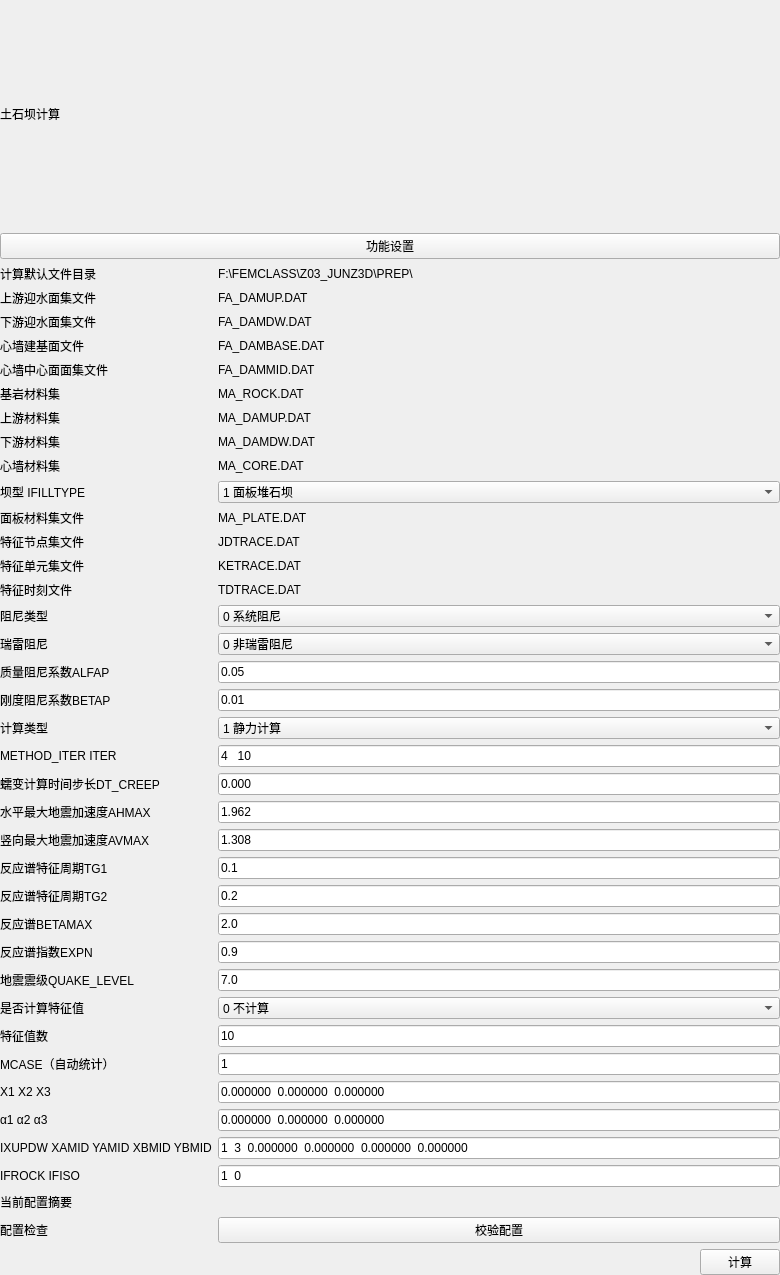
The window that plugins/Base_Slover/DamAnalysisWidget.ui (asd977/base_cae) describes before a commit, drawn with Qt 5.
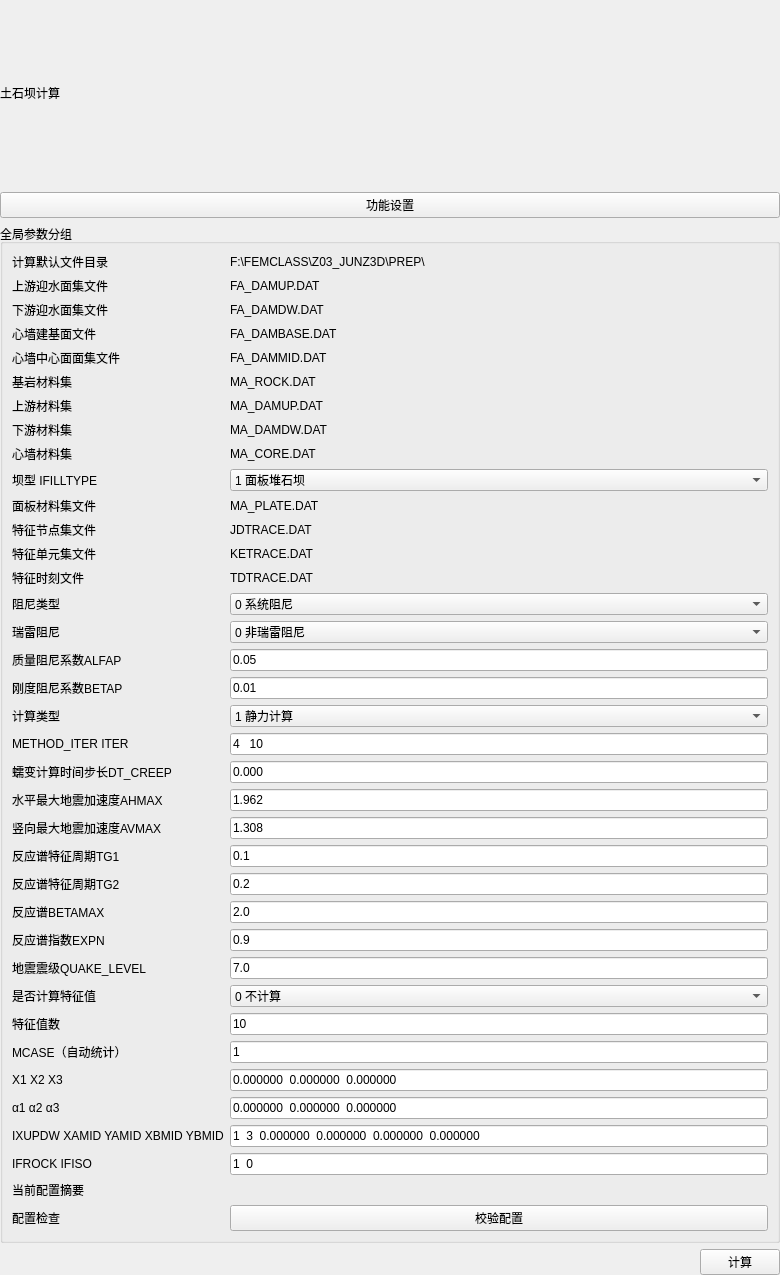
The same window after the commit.

Commit message: refactor: group parameter UI and switch table editing to popup dialogs

```diff
--- a/plugins/Base_Slover/DamAnalysisWidget.ui
+++ b/plugins/Base_Slover/DamAnalysisWidget.ui
@@ -41,6 +41,10 @@
     </widget>
    </item>
    <item>
+    <widget class="QGroupBox" name="groupBoxIfill">
+     <property name="title">
+      <string>全局参数分组</string>
+     </property>
     <layout class="QFormLayout" name="formLayoutIfill">
      <item row="0" column="0">
       <widget class="QLabel" name="labelLine1">
@@ -614,6 +618,7 @@
       </widget>
      </item>
     </layout>
+    </widget>
    </item>
    <item>
     <layout class="QHBoxLayout" name="horizontalLayoutCompute">
```
Lines whose indentation alone changed are shown as unchanged. The commit also changes 2 other files.
